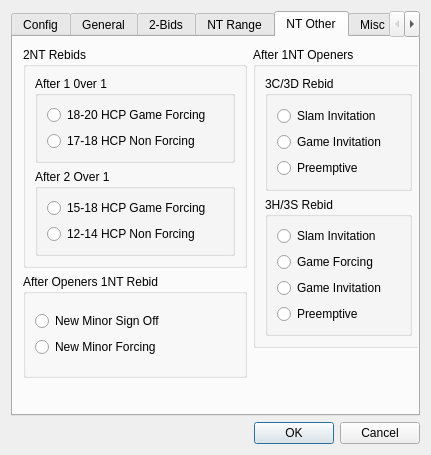
The window that ZBridge/cbidoptionspropsheet.ui (erik-knudsen/BridgeZ) describes before a commit, drawn with Qt 5.
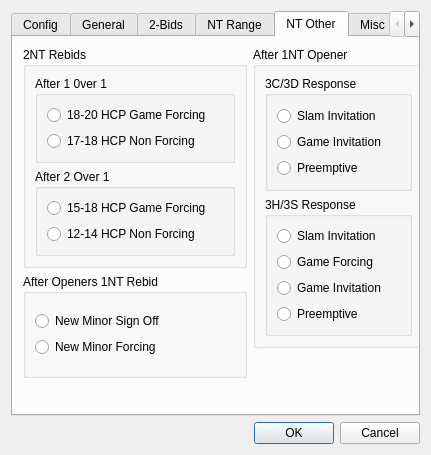
The same window after the commit. The open tabs and pages were chosen to show the change.

```diff
--- a/ZBridge/cbidoptionspropsheet.ui
+++ b/ZBridge/cbidoptionspropsheet.ui
@@ -761,7 +761,7 @@
         <string>&lt;html&gt;&lt;head/&gt;&lt;body&gt;&lt;p&gt;Choose meaning of 3S/3H/3D/3C after 1NT open&lt;/p&gt;&lt;/body&gt;&lt;/html&gt;</string>
        </property>
        <property name="title">
-        <string>After 1NT Openers</string>
+        <string>After 1NT Opener</string>
        </property>
        <layout class="QVBoxLayout" name="verticalLayout_63">
         <item>
@@ -772,7 +772,7 @@
              <string>&lt;html&gt;&lt;head/&gt;&lt;body&gt;&lt;p&gt;Choose meaning of 3C/3D rebid after 1NT open&lt;/p&gt;&lt;/body&gt;&lt;/html&gt;</string>
             </property>
             <property name="title">
-             <string>3C/3D Rebid</string>
+             <string>3C/3D Response</string>
             </property>
             <layout class="QVBoxLayout" name="verticalLayout_59">
              <item>
@@ -809,7 +809,7 @@
              <string>&lt;html&gt;&lt;head/&gt;&lt;body&gt;&lt;p&gt;Choose meaning of 3H/3S after 1NT open&lt;/p&gt;&lt;/body&gt;&lt;/html&gt;</string>
             </property>
             <property name="title">
-             <string>3H/3S Rebid</string>
+             <string>3H/3S Response</string>
             </property>
             <layout class="QVBoxLayout" name="verticalLayout_61">
              <item>
```
Left out of the diff: 2 changed lines with no effect on the pictures.
